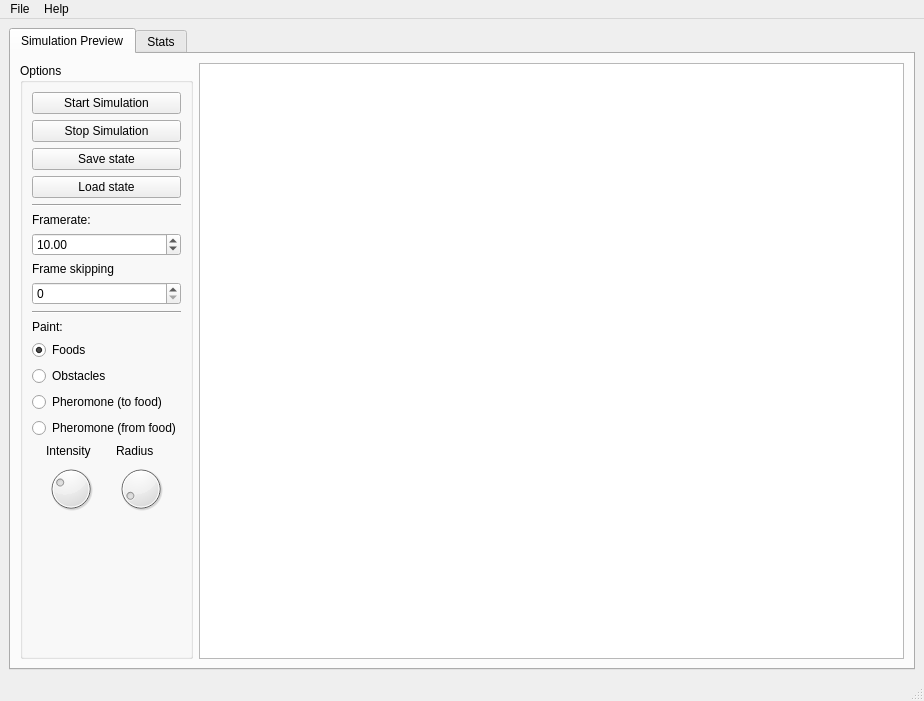
The window that mainwindow.ui (Kamilcuk/Anthill) describes before a commit, drawn with Qt 5.
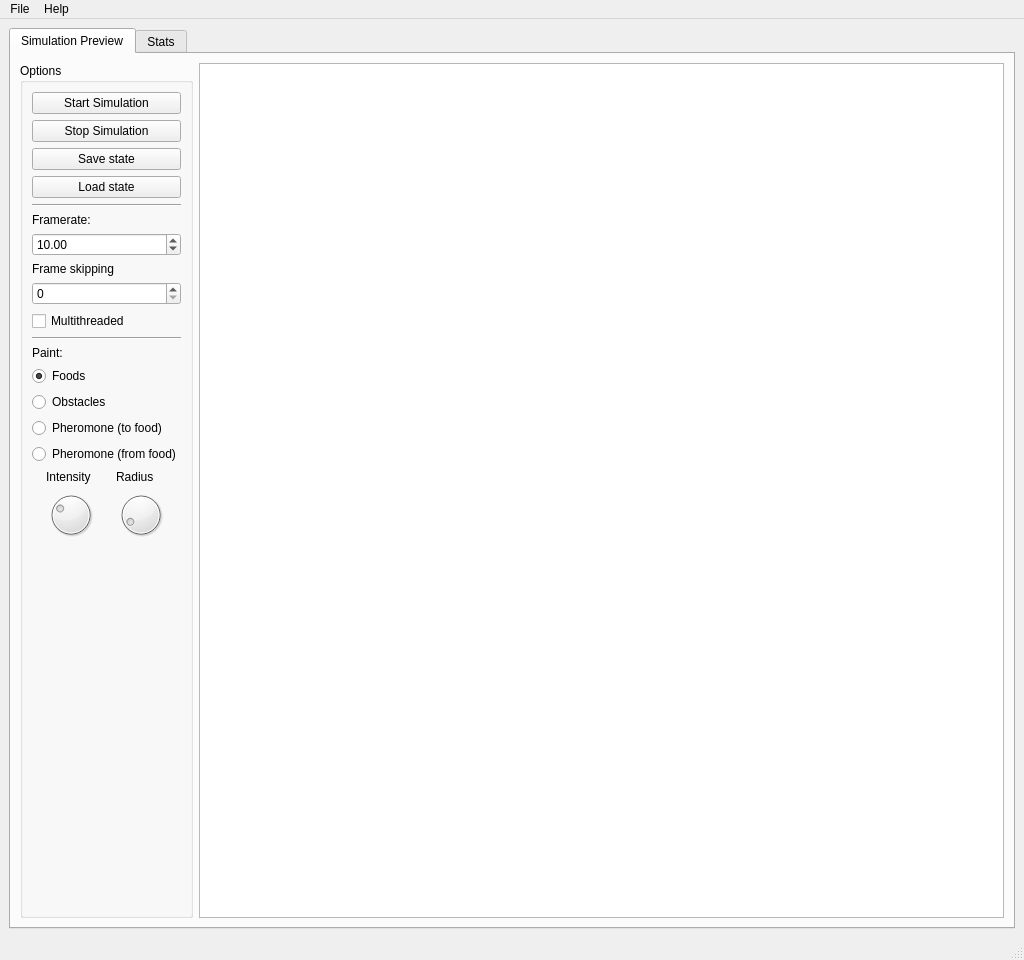
The same window after the commit.

Commit message: Major refactor. Removed entity_ptrs_ from World, and instead created Entity2DMap class, which allows to get entity_ptrs_ in an 2D area more efficiently. Also added multithreaded pool worker option for simulationStep (it's not faster than serial however). Fixed and added tests to work with new stuff.

```diff
--- a/mainwindow.ui
+++ b/mainwindow.ui
@@ -6,8 +6,8 @@
    <rect>
     <x>0</x>
     <y>0</y>
-    <width>924</width>
-    <height>701</height>
+    <width>1024</width>
+    <height>960</height>
    </rect>
   </property>
   <property name="windowTitle">
@@ -112,6 +112,13 @@
              </property>
             </widget>
            </item>
+           <item>
+            <widget class="QCheckBox" name="multithreaded">
+             <property name="text">
+              <string>Multithreaded</string>
+             </property>
+            </widget>
+           </item>
            <item>
             <widget class="Line" name="line">
              <property name="orientation">
@@ -260,7 +267,7 @@
     <rect>
      <x>0</x>
      <y>0</y>
-     <width>924</width>
+     <width>1024</width>
      <height>27</height>
     </rect>
    </property>
```
The commit also changes 20 other files.
